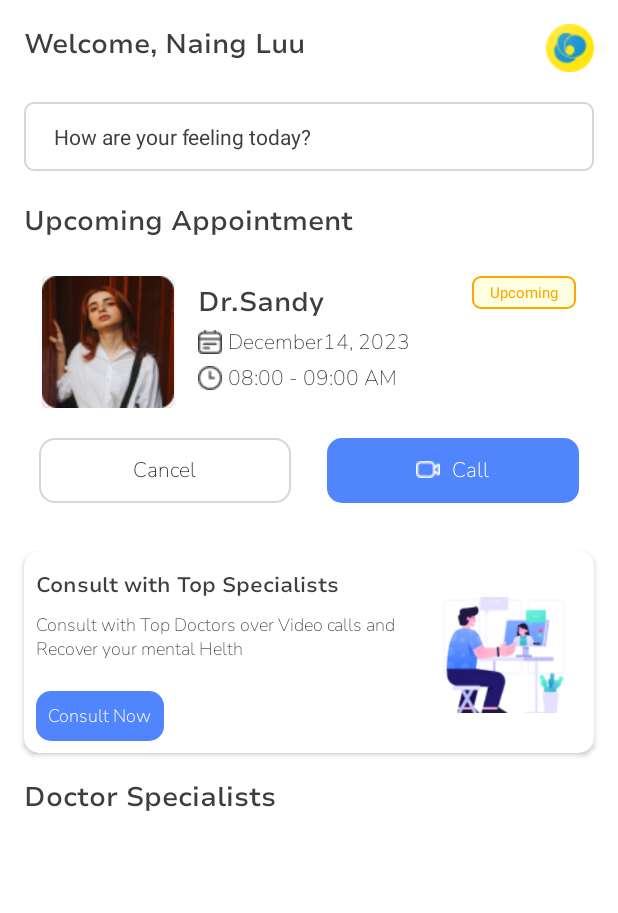
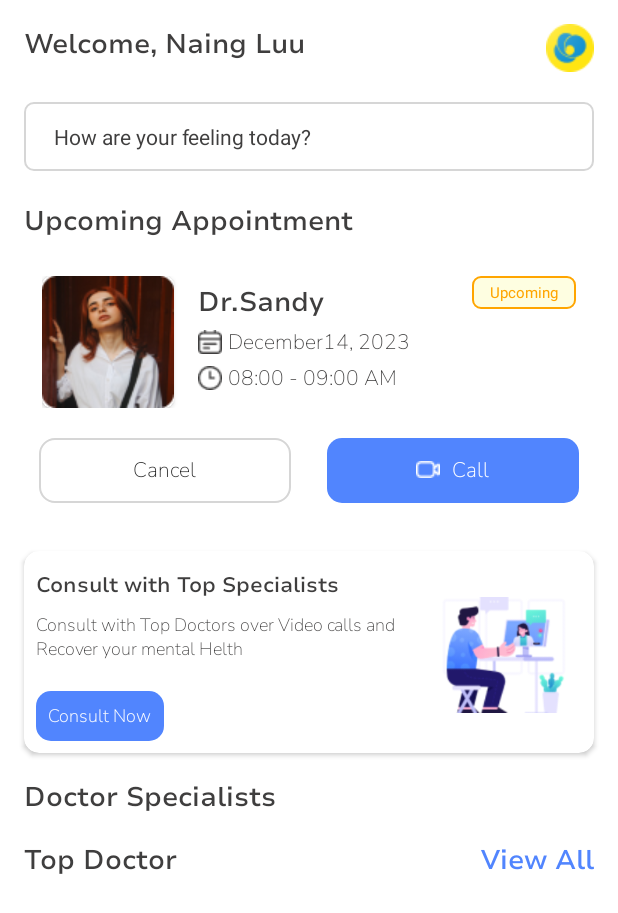
Before and after one commit to hsumyatyehtet/onenex-UI-Test-Hmyh, an Android app: the layout fragment_home.xml on its own in the app's theme, with its tools: preview values and no code run, on a phone screen of 412 x 824 dp. Shown: the top 913 px of the screen. Run offline under Robolectric (Android 15) with nearby library versions, the phone set to English and light mode, and no system bars.

Commit message:
top doctor category add

```diff
--- a/app/src/main/res/layout/fragment_home.xml
+++ b/app/src/main/res/layout/fragment_home.xml
@@ -75,6 +75,14 @@
             android:layout_marginBottom="@dimen/margin_medium"
             android:layout_below="@+id/viewPodConsult" />
 
+        <include
+            android:id="@+id/viewPodTopDoctor"
+            layout="@layout/view_pod_top_doctor"
+            android:layout_width="match_parent"
+            android:layout_height="wrap_content"
+            android:layout_marginTop="@dimen/margin_medium"
+            android:layout_marginBottom="@dimen/margin_medium"
+            android:layout_below="@+id/viewDoctorSpecialist" />
 
     </RelativeLayout>
 
--- /dev/null
+++ b/app/src/main/res/layout/view_pod_top_doctor.xml
@@ -0,0 +1,45 @@
+<?xml version="1.0" encoding="utf-8"?>
+<RelativeLayout xmlns:android="http://schemas.android.com/apk/res/android"
+    xmlns:app="http://schemas.android.com/apk/res-auto"
+    android:layout_width="match_parent"
+    android:layout_height="match_parent">
+
+    <TextView
+        android:id="@+id/tvTopDoctor"
+        android:layout_width="wrap_content"
+        android:layout_height="wrap_content"
+        android:fontFamily="@font/nunito_sans_semi_bold"
+        android:layout_marginHorizontal="@dimen/margin_medium_2"
+        android:text="Top Doctor"
+        android:textColor="@color/colorTitle"
+        android:textSize="18sp" />
+
+    <TextView
+        android:id="@+id/tvViewAll"
+        android:layout_width="wrap_content"
+        android:layout_height="wrap_content"
+        android:fontFamily="@font/nunito_sans_semi_bold"
+        android:layout_marginHorizontal="@dimen/margin_medium_2"
+        android:layout_alignParentEnd="true"
+        android:text="View All"
+        android:textColor="#5185FE"
+        android:textSize="18sp" />
+
+    <androidx.recyclerview.widget.RecyclerView
+        android:id="@+id/rvTopDoctorCategory"
+        android:layout_width="match_parent"
+        android:layout_height="wrap_content"
+        android:layout_marginHorizontal="@dimen/margin_medium"
+        android:layout_marginTop="@dimen/margin_medium"
+        android:layout_below="@+id/tvTopDoctor"/>
+
+    <androidx.recyclerview.widget.RecyclerView
+        android:id="@+id/rvTopDoctor"
+        android:layout_width="match_parent"
+        android:layout_height="wrap_content"
+        android:layout_marginHorizontal="@dimen/margin_medium"
+        android:layout_marginTop="@dimen/margin_medium_2"
+        android:layout_below="@+id/rvTopDoctorCategory"/>
+
+
+</RelativeLayout>
```
Also changed, not shown: app/src/main/java/com/example/onenex_ui_test_hmyh/adapter/TopDoctorCategoryAdapter.kt (added, +22 -0 lines), app/src/main/java/com/example/onenex_ui_test_hmyh/data/vos/TopDoctorCategoryVO.kt (added, +11 -0 lines), app/src/main/java/com/example/onenex_ui_test_hmyh/fragment/HomeFragment.kt (+15 -0 lines), app/src/main/java/com/example/onenex_ui_test_hmyh/util/DummyUtils.kt (+10 -0 lines), app/src/main/java/com/example/onenex_ui_test_hmyh/viewholder/TopDoctorCategoryViewHolder.kt (added, +16 -0 lines), app/src/main/res/drawable/bg_top_doctor_category.xml (added, +11 -0 lines), app/src/main/res/layout/view_holder_in_top_doctor_category.xml (added, +17 -0 lines).
